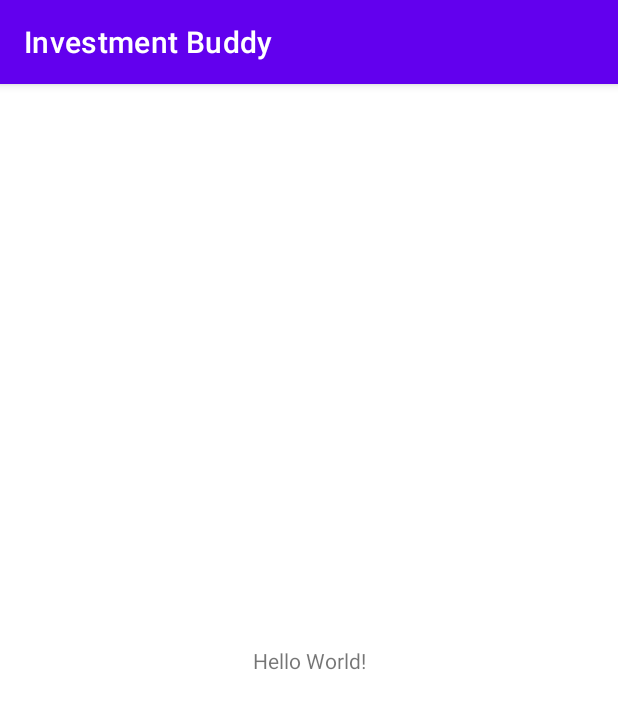
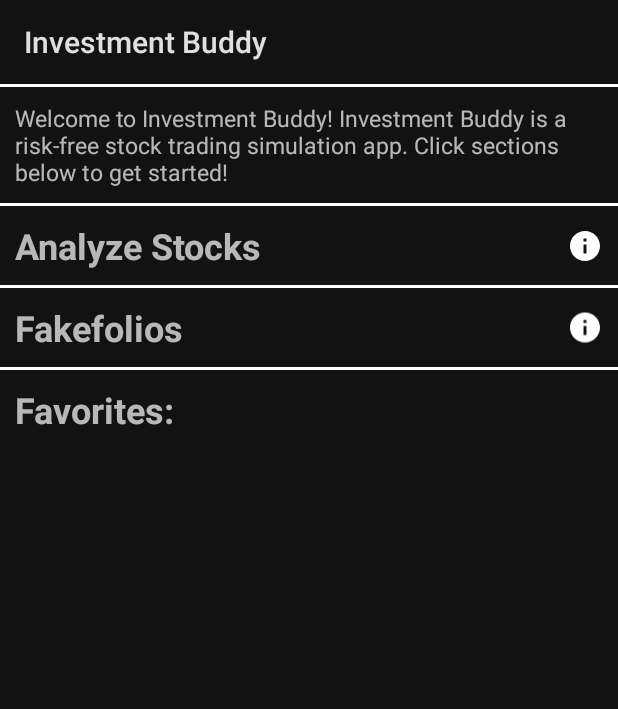
Before and after one commit to ethanhocker/investment-buddy, an Android app: the screen it shows after launch (MainActivity), on a phone screen of 412 x 824 dp. Shown: the top 709 px of the screen. Run offline under Robolectric (Android 15) with nearby library versions, the phone set to English and light mode, and no system bars; network calls fail; 1 statement that could not run was skipped.

Commit message:
main activity layout

```diff
--- a/app/src/main/java/com/cs386p/investment_buddy/MainActivity.kt
+++ b/app/src/main/java/com/cs386p/investment_buddy/MainActivity.kt
@@ -1,8 +1,10 @@
 package com.cs386p.investment_buddy
 
+import android.os.Bundle
 import androidx.activity.viewModels
 import androidx.appcompat.app.AppCompatActivity
-import android.os.Bundle
+import androidx.appcompat.app.AppCompatDelegate
+
 
 class MainActivity : AppCompatActivity() {
     val api_key = "RUXI1LX1OCUM137J" // TODO: Move this, just noting this here for now
@@ -12,6 +14,9 @@ class MainActivity : AppCompatActivity() {
         super.onCreate(savedInstanceState)
         setContentView(R.layout.activity_main)
 
+        // Set default mode for app to dark mode
+        AppCompatDelegate.setDefaultNightMode(AppCompatDelegate.MODE_NIGHT_YES)
+
         viewModel.symbolSearch() //TODO: Delete me - just for testing
     }
 }
--- /dev/null
+++ b/app/src/main/res/drawable/ic_baseline_info_24.xml
@@ -0,0 +1,5 @@
+<vector android:height="24dp" android:tint="#FFFFFF"
+    android:viewportHeight="24" android:viewportWidth="24"
+    android:width="24dp" xmlns:android="http://schemas.android.com/apk/res/android">
+    <path android:fillColor="@android:color/white" android:pathData="M12,2C6.48,2 2,6.48 2,12s4.48,10 10,10 10,-4.48 10,-10S17.52,2 12,2zM13,17h-2v-6h2v6zM13,9h-2L11,7h2v2z"/>
+</vector>
--- a/app/src/main/res/layout/activity_main.xml
+++ b/app/src/main/res/layout/activity_main.xml
@@ -1,18 +1,13 @@
 <?xml version="1.0" encoding="utf-8"?>
-<androidx.constraintlayout.widget.ConstraintLayout xmlns:android="http://schemas.android.com/apk/res/android"
-    xmlns:app="http://schemas.android.com/apk/res-auto"
+<androidx.constraintlayout.widget.ConstraintLayout
+    xmlns:android="http://schemas.android.com/apk/res/android"
     xmlns:tools="http://schemas.android.com/tools"
     android:layout_width="match_parent"
     android:layout_height="match_parent"
     tools:context=".MainActivity">
 
-    <TextView
-        android:layout_width="wrap_content"
-        android:layout_height="wrap_content"
-        android:text="Hello World!"
-        app:layout_constraintBottom_toBottomOf="parent"
-        app:layout_constraintEnd_toEndOf="parent"
-        app:layout_constraintStart_toStartOf="parent"
-        app:layout_constraintTop_toTopOf="parent" />
+    <include
+        android:id="@+id/contentMain"
+        layout="@layout/content_main" />
 
 </androidx.constraintlayout.widget.ConstraintLayout>
--- /dev/null
+++ b/app/src/main/res/layout/content_main.xml
@@ -0,0 +1,137 @@
+<?xml version="1.0" encoding="utf-8"?>
+<androidx.constraintlayout.widget.ConstraintLayout
+    xmlns:android="http://schemas.android.com/apk/res/android"
+    xmlns:app="http://schemas.android.com/apk/res-auto"
+    xmlns:tools="http://schemas.android.com/tools"
+    android:layout_width="match_parent"
+    android:layout_height="match_parent"
+    tools:showIn="@layout/activity_main">
+
+    <View
+        android:layout_width="match_parent"
+        android:layout_height="2dp"
+        android:background="@android:color/white"
+        app:layout_constraintTop_toTopOf="parent"
+        app:layout_constraintStart_toStartOf="parent"
+        app:layout_constraintEnd_toEndOf="parent"
+        app:layout_constraintBottom_toTopOf="@id/description"
+        />
+
+    <TextView
+        android:id="@+id/description"
+        android:layout_width="0dp"
+        android:layout_height="wrap_content"
+        android:text="Welcome to Investment Buddy! Investment Buddy is a risk-free stock trading simulation app. Click sections below to get started!"
+        android:textSize="15dp"
+        android:padding="10dp"
+        app:layout_constraintTop_toTopOf="parent"
+        app:layout_constraintStart_toStartOf="parent"
+        app:layout_constraintEnd_toEndOf="parent"
+        app:layout_constraintBottom_toTopOf="@id/analyze"
+        />
+
+    <View
+        android:layout_width="match_parent"
+        android:layout_height="2dp"
+        android:background="@android:color/white"
+        app:layout_constraintTop_toBottomOf="@id/description"
+        app:layout_constraintStart_toStartOf="parent"
+        app:layout_constraintEnd_toEndOf="parent"
+        app:layout_constraintBottom_toTopOf="@id/analyze"
+        />
+
+    <TextView
+        android:id="@+id/analyze"
+        android:layout_width="0dp"
+        android:layout_height="wrap_content"
+        android:text="Analyze Stocks"
+        android:textSize="24dp"
+        android:textStyle="bold"
+        android:padding="10dp"
+        app:layout_constraintTop_toBottomOf="@+id/description"
+        app:layout_constraintStart_toStartOf="parent"
+        app:layout_constraintEnd_toStartOf="@id/analyzeInfo"
+        app:layout_constraintBottom_toTopOf="@id/fakefolios"
+        />
+    <ImageView
+        android:id="@+id/analyzeInfo"
+        android:layout_width="wrap_content"
+        android:layout_height="wrap_content"
+        android:padding="10dp"
+        app:srcCompat="@drawable/ic_baseline_info_24"
+        app:layout_constraintTop_toBottomOf="@+id/description"
+        app:layout_constraintStart_toEndOf="@+id/analyze"
+        app:layout_constraintEnd_toEndOf="parent"
+        app:layout_constraintBottom_toTopOf="@id/fakefolios"
+        />
+
+    <View
+        android:layout_width="match_parent"
+        android:layout_height="2dp"
+        android:background="@android:color/white"
+        app:layout_constraintTop_toBottomOf="@id/analyze"
+        app:layout_constraintStart_toStartOf="parent"
+        app:layout_constraintEnd_toEndOf="parent"
+        app:layout_constraintBottom_toTopOf="@id/fakefolios"
+        />
+
+    <TextView
+        android:id="@+id/fakefolios"
+        android:layout_width="0dp"
+        android:layout_height="wrap_content"
+        android:text="Fakefolios"
+        android:textSize="24dp"
+        android:textStyle="bold"
+        android:padding="10dp"
+        app:layout_constraintTop_toBottomOf="@+id/analyze"
+        app:layout_constraintStart_toStartOf="parent"
+        app:layout_constraintEnd_toStartOf="@id/fakefoliosInfo"
+        app:layout_constraintBottom_toTopOf="@+id/favorites"
+        />
+    <ImageView
+        android:id="@+id/fakefoliosInfo"
+        android:layout_width="wrap_content"
+        android:layout_height="0dp"
+        android:padding="10dp"
+        app:srcCompat="@drawable/ic_baseline_info_24"
+        app:layout_constraintTop_toBottomOf="@+id/analyze"
+        app:layout_constraintStart_toEndOf="@+id/fakefolios"
+        app:layout_constraintEnd_toEndOf="parent"
+        app:layout_constraintBottom_toTopOf="@+id/favorites"
+        />
+
+    <View
+        android:layout_width="match_parent"
+        android:layout_height="2dp"
+        android:background="@android:color/white"
+        app:layout_constraintTop_toBottomOf="@id/fakefolios"
+        app:layout_constraintStart_toStartOf="parent"
+        app:layout_constraintEnd_toEndOf="parent"
+        app:layout_constraintBottom_toTopOf="@id/favorites"
+        />
+
+    <TextView
+        android:id="@+id/favorites"
+        android:layout_width="0dp"
+        android:layout_height="wrap_content"
+        android:text="Favorites:"
+        android:textSize="24dp"
+        android:textStyle="bold"
+        android:padding="10dp"
+        app:layout_constraintTop_toBottomOf="@+id/fakefolios"
+        app:layout_constraintStart_toStartOf="parent"
+        app:layout_constraintEnd_toEndOf="parent"
+        app:layout_constraintBottom_toTopOf="@id/favoritesRecyclerView"
+        />
+    <androidx.recyclerview.widget.RecyclerView
+        android:id="@+id/favoritesRecyclerView"
+        android:layout_width="0dp"
+        android:layout_height="0dp"
+        android:padding="10dp"
+        app:layout_constraintTop_toBottomOf="@+id/favorites"
+        app:layout_constraintStart_toStartOf="parent"
+        app:layout_constraintEnd_toEndOf="parent"
+        app:layout_constraintBottom_toBottomOf="parent"
+        />
+
+</androidx.constraintlayout.widget.ConstraintLayout>
```
Also changed, not shown: 1 other file.
